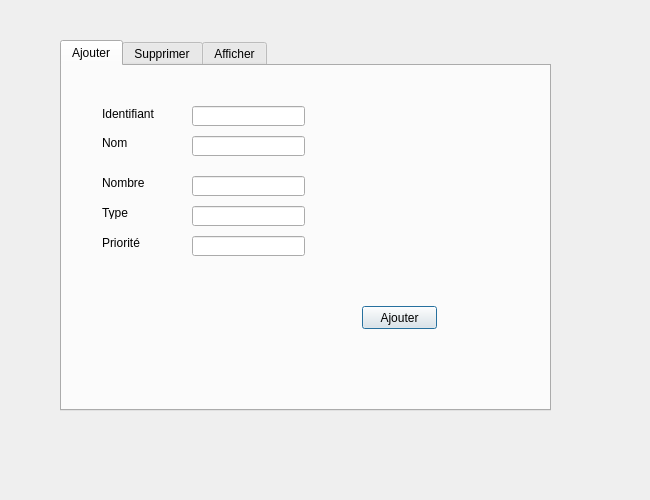
The window that dialog_objet.ui (meriemnour/FAMILY_TIME) describes before a commit, drawn with Qt 5.
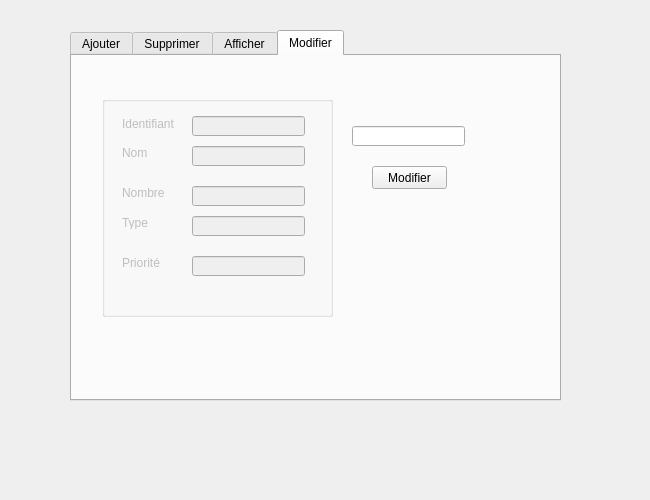
The same window after the commit.

Commit message: controle de saisie fontion ajout enfant et fonction ajout objet enfant

Patch:
```diff
--- a/dialog_objet.ui
+++ b/dialog_objet.ui
@@ -16,14 +16,14 @@
   <widget class="QTabWidget" name="tabWidget">
    <property name="geometry">
     <rect>
-     <x>60</x>
-     <y>40</y>
+     <x>70</x>
+     <y>30</y>
      <width>491</width>
      <height>371</height>
     </rect>
    </property>
    <property name="currentIndex">
-    <number>0</number>
+    <number>3</number>
    </property>
    <widget class="QWidget" name="tab">
     <attribute name="title">
@@ -137,9 +137,9 @@
     <widget class="QLabel" name="label_7">
      <property name="geometry">
       <rect>
-       <x>40</x>
+       <x>30</x>
        <y>40</y>
-       <width>61</width>
+       <width>80</width>
        <height>16</height>
       </rect>
      </property>
@@ -227,6 +227,165 @@
      </property>
     </widget>
    </widget>
+   <widget class="QWidget" name="tab_4">
+    <attribute name="title">
+     <string>Modifier</string>
+    </attribute>
+    <widget class="QPushButton" name="pushButton_4">
+     <property name="geometry">
+      <rect>
+       <x>300</x>
+       <y>110</y>
+       <width>75</width>
+       <height>23</height>
+      </rect>
+     </property>
+     <property name="text">
+      <string>Modifier</string>
+     </property>
+    </widget>
+    <widget class="QLineEdit" name="lineEdit_7">
+     <property name="geometry">
+      <rect>
+       <x>280</x>
+       <y>70</y>
+       <width>113</width>
+       <height>20</height>
+      </rect>
+     </property>
+    </widget>
+    <widget class="QGroupBox" name="groupBox">
+     <property name="enabled">
+      <bool>false</bool>
+     </property>
+     <property name="geometry">
+      <rect>
+       <x>30</x>
+       <y>40</y>
+       <width>231</width>
+       <height>221</height>
+      </rect>
+     </property>
+     <property name="title">
+      <string/>
+     </property>
+     <widget class="QLineEdit" name="lineEdit_20">
+      <property name="geometry">
+       <rect>
+        <x>90</x>
+        <y>160</y>
+        <width>113</width>
+        <height>20</height>
+       </rect>
+      </property>
+     </widget>
+     <widget class="QLabel" name="label_21">
+      <property name="geometry">
+       <rect>
+        <x>20</x>
+        <y>160</y>
+        <width>47</width>
+        <height>13</height>
+       </rect>
+      </property>
+      <property name="text">
+       <string>Priorité</string>
+      </property>
+     </widget>
+     <widget class="QLabel" name="label_28">
+      <property name="geometry">
+       <rect>
+        <x>20</x>
+        <y>20</y>
+        <width>61</width>
+        <height>16</height>
+       </rect>
+      </property>
+      <property name="text">
+       <string>Identifiant</string>
+      </property>
+     </widget>
+     <widget class="QLineEdit" name="lineEdit_19">
+      <property name="geometry">
+       <rect>
+        <x>90</x>
+        <y>20</y>
+        <width>113</width>
+        <height>20</height>
+       </rect>
+      </property>
+     </widget>
+     <widget class="QLabel" name="label_15">
+      <property name="geometry">
+       <rect>
+        <x>20</x>
+        <y>50</y>
+        <width>47</width>
+        <height>13</height>
+       </rect>
+      </property>
+      <property name="text">
+       <string>Nom</string>
+      </property>
+     </widget>
+     <widget class="QLineEdit" name="lineEdit_17">
+      <property name="geometry">
+       <rect>
+        <x>90</x>
+        <y>50</y>
+        <width>113</width>
+        <height>20</height>
+       </rect>
+      </property>
+     </widget>
+     <widget class="QLabel" name="label_16">
+      <property name="geometry">
+       <rect>
+        <x>20</x>
+        <y>90</y>
+        <width>47</width>
+        <height>13</height>
+       </rect>
+      </property>
+      <property name="text">
+       <string>Nombre</string>
+      </property>
+     </widget>
+     <widget class="QLineEdit" name="lineEdit_18">
+      <property name="geometry">
+       <rect>
+        <x>90</x>
+        <y>90</y>
+        <width>113</width>
+        <height>20</height>
+       </rect>
+      </property>
+     </widget>
+     <widget class="QLabel" name="label_19">
+      <property name="geometry">
+       <rect>
+        <x>20</x>
+        <y>120</y>
+        <width>47</width>
+        <height>13</height>
+       </rect>
+      </property>
+      <property name="text">
+       <string>Type</string>
+      </property>
+     </widget>
+     <widget class="QLineEdit" name="lineEdit_21">
+      <property name="geometry">
+       <rect>
+        <x>90</x>
+        <y>120</y>
+        <width>113</width>
+        <height>20</height>
+       </rect>
+      </property>
+     </widget>
+    </widget>
+   </widget>
   </widget>
   <widget class="QLabel" name="label_3">
    <property name="geometry">
```
Left out of the diff: 2 changed lines with no effect on the pictures. The commit also changes 6 other files.
